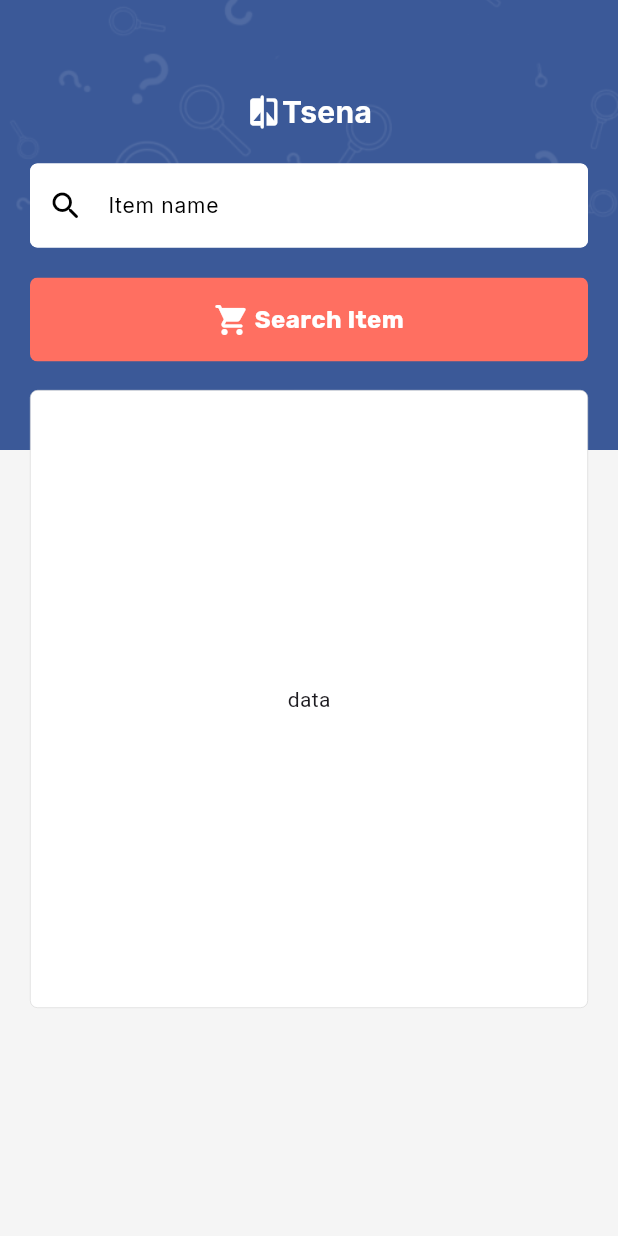
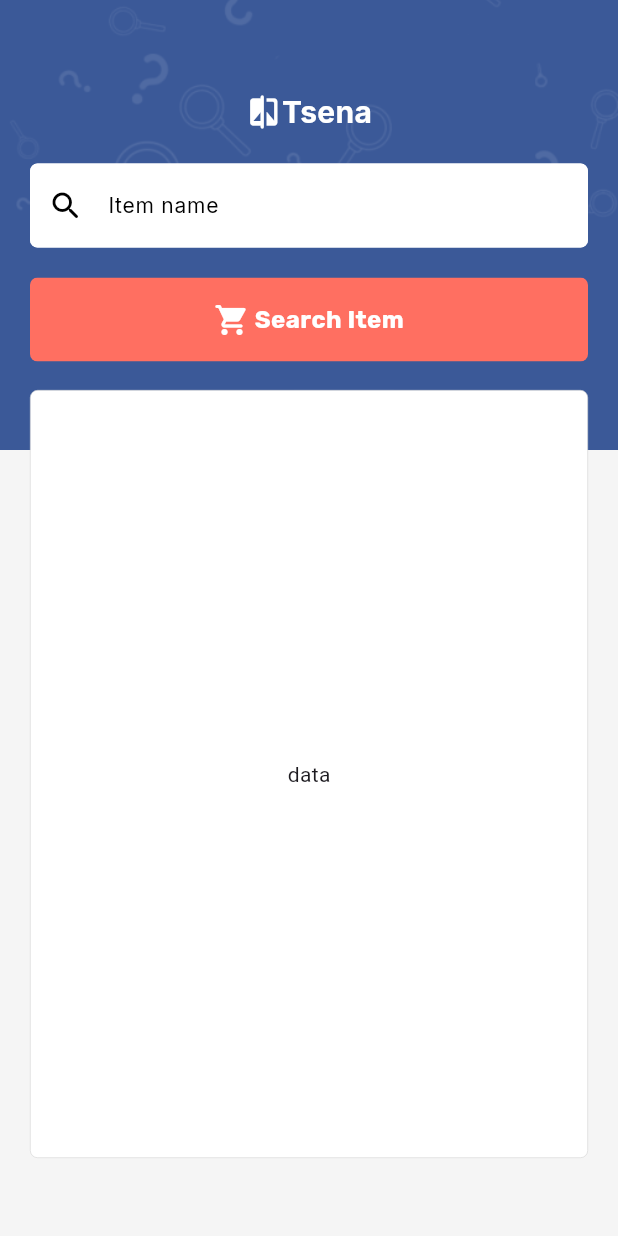
Before and after one commit to kirtipatel176/price-comparison, a Flutter app: the screen it shows after launch, on a phone screen of 412 x 824 dp. Run offline on Flutter 3.47's test engine with Material 3 defaults, Android fonts, the phone set to English and light mode, and no system bars; our stand-ins replace flutter_dotenv, google_fonts.

Commit message:
nodata updated

```diff
--- a/lib/screen/nodata_screen.dart
+++ b/lib/screen/nodata_screen.dart
@@ -17,7 +17,7 @@ class NodataScreen extends StatelessWidget {
 
         // Container for displaying single item details
         child: Container(
-          height: MediaQuery.of(context).size.height / 2,
+          height: MediaQuery.of(context).size.height / 2 + 100.0,
           padding: const EdgeInsets.all(20.0),
           width: MediaQuery.of(context).size.width,
           decoration: BoxDecoration(
```
